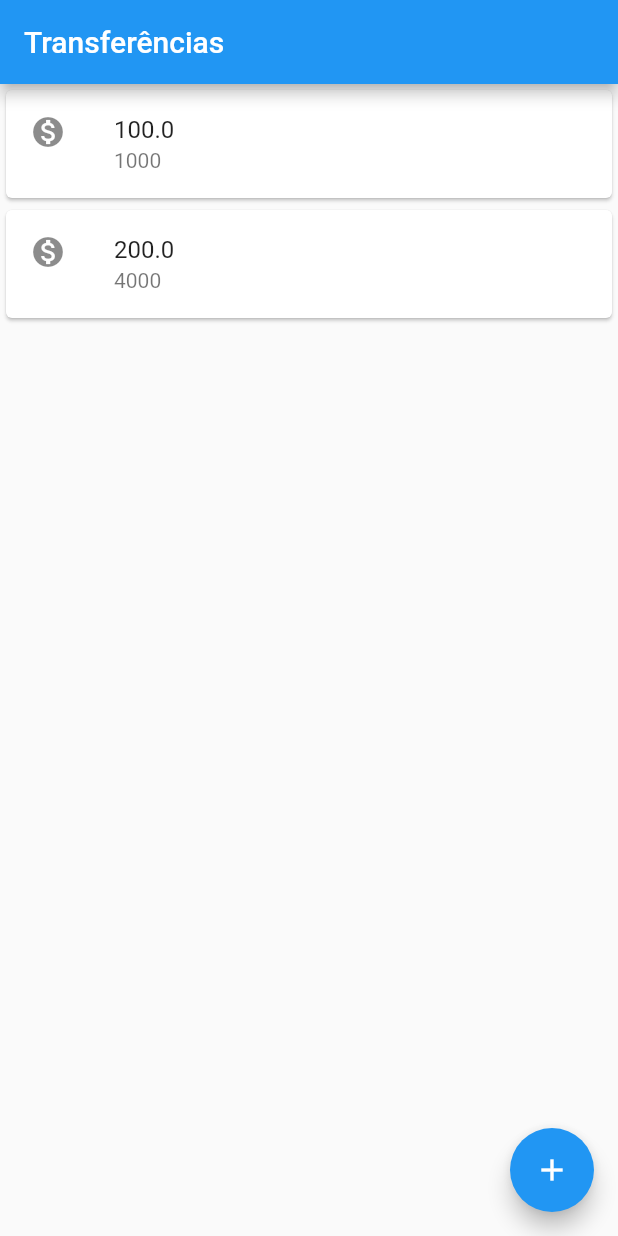
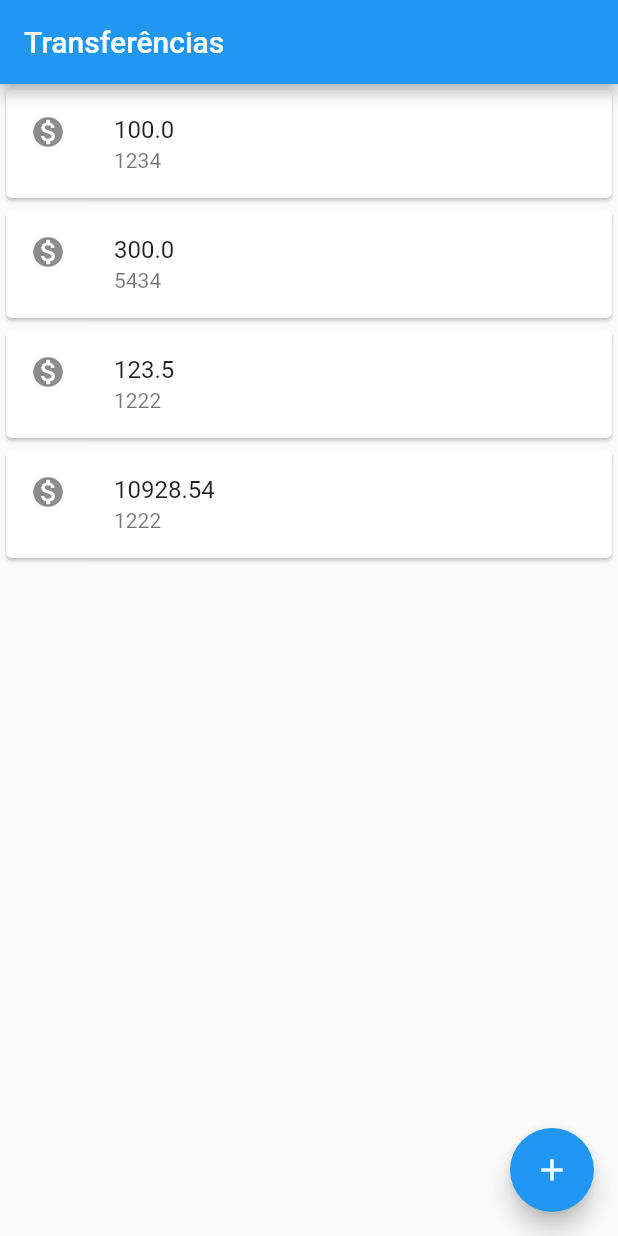
Before and after one commit to andsonsilv/my-bank-app, a Flutter app: the screen it shows after launch, after a tap on the "add" icon, on a phone screen of 412 x 824 dp. Run offline on Flutter 3.47's test engine with Material 2 defaults, Android fonts, the phone set to English and light mode, and no system bars.

Commit message:
Refatorando o código

```diff
--- a/lib/main.dart
+++ b/lib/main.dart
@@ -6,26 +6,48 @@ void main() {
       appBar: AppBar(
         title: const Text('Transferências'),
       ),
+      body: ListaTransferencias(),
       floatingActionButton:
           FloatingActionButton(child: const Icon(Icons.add), onPressed: () {}),
-      body: Column(
-        children: const [
-          Card(
-            child: ListTile(
-              leading: Icon(Icons.monetization_on),
-              title: Text('100.0'),
-              subtitle: Text('1000'),
-            ),
-          ),
-          Card(
-            child: ListTile(
-              leading: Icon(Icons.monetization_on),
-              title: Text('200.0'),
-              subtitle: Text('4000'),
-            ),
-          ),
-        ],
-      ),
     ),
   ));
 }
+
+class ListaTransferencias extends StatelessWidget {
+  ListaTransferencias();
+  @override
+  Widget build(BuildContext context) {
+    return Column(
+      children: [
+        ItemTransferencia(Transferencia(100.0, 1234)),
+        ItemTransferencia(Transferencia(300.0, 5434)),
+        ItemTransferencia(Transferencia(123.5, 1222)),
+        ItemTransferencia(Transferencia(10928.54, 1222)),
+      ],
+    );
+  }
+}
+
+class ItemTransferencia extends StatelessWidget {
+  final Transferencia _transferencia;
+
+  ItemTransferencia(this._transferencia);
+
+  @override
+  Widget build(BuildContext context) {
+    return Card(
+      child: ListTile(
+        leading: const Icon(Icons.monetization_on),
+        title: Text(_transferencia.valor.toString()),
+        subtitle: Text(_transferencia.numeroConta.toString()),
+      ),
+    );
+  }
+}
+
+class Transferencia {
+  final double valor;
+  final int numeroConta;
+
+  Transferencia(this.valor, this.numeroConta);
+}
```
